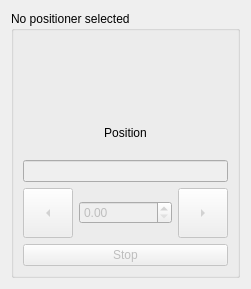
Old version of the form bec_widgets/widgets/positioner_box/positioner_box.ui in the repository bec-project/bec_widgets.
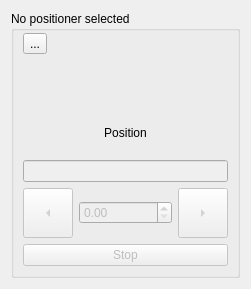
New version of the form. Custom widgets are drawn as their Qt base class.

Commit message: refactor: add button for positioner selection

What changed in the file:
```diff
--- a/bec_widgets/widgets/positioner_box/positioner_box.ui
+++ b/bec_widgets/widgets/positioner_box/positioner_box.ui
@@ -125,6 +125,13 @@
        <layout class="QVBoxLayout" name="verticalLayout_2">
         <item>
          <layout class="QHBoxLayout" name="horizontalLayout">
+          <item>
+           <widget class="QToolButton" name="tool_button">
+            <property name="text">
+             <string>...</string>
+            </property>
+           </widget>
+          </item>
           <item>
            <spacer name="horizontalSpacer">
             <property name="orientation">
```
Left out of the diff: 3 changed lines with no effect on the pictures. The commit also changes 3 other files.
